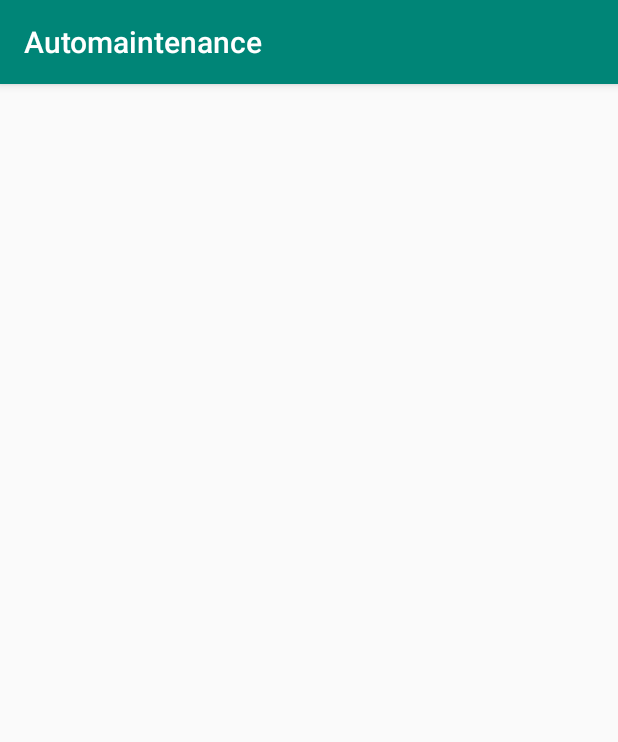
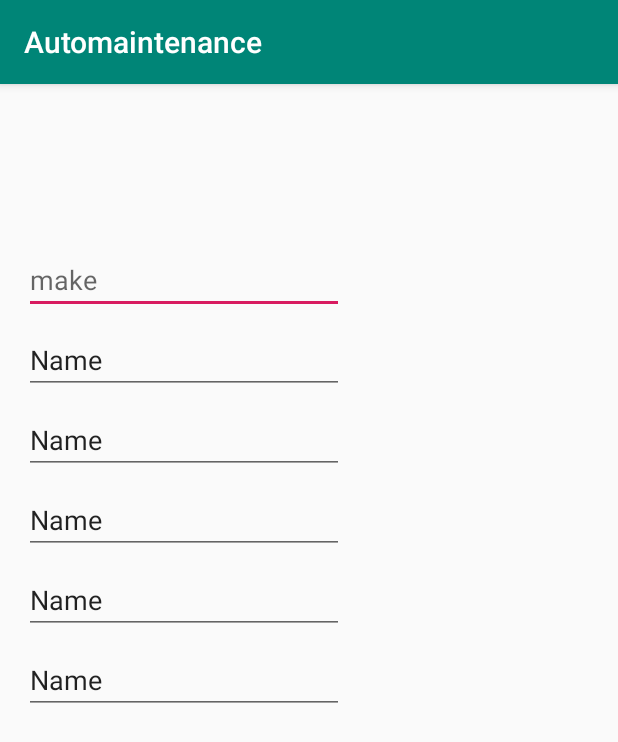
Before and after one commit to Blomquist-Ryan/Automaintenance, an Android app: the NewVehicle screen opened directly, with no data from a screen before it, on a phone screen of 412 x 824 dp. Shown: the top 742 px of the screen. Run offline under Robolectric (Android 15) with nearby library versions, the phone set to English and light mode, and no system bars.

Commit message:
added newvehicle activity to git

```diff
--- a/app/src/main/java/com/example/automaintenance/MainActivity.java
+++ b/app/src/main/java/com/example/automaintenance/MainActivity.java
@@ -29,7 +29,7 @@ public class MainActivity extends AppCompatActivity {
     }
 
     public void addToVehicleList(View view){
-        Intent intent = new Intent(this, AddVehicle.class);
+        Intent intent = new Intent(this, Vehicle.class);
         startActivity(intent);
 
         Gson gson = new Gson();
--- /dev/null
+++ b/app/src/main/res/layout/activity_new_vehicle.xml
@@ -0,0 +1,90 @@
+<?xml version="1.0" encoding="utf-8"?>
+<android.support.constraint.ConstraintLayout xmlns:android="http://schemas.android.com/apk/res/android"
+    xmlns:app="http://schemas.android.com/apk/res-auto"
+    xmlns:tools="http://schemas.android.com/tools"
+    android:layout_width="match_parent"
+    android:layout_height="match_parent"
+    tools:context=".NewVehicle">
+
+    <EditText
+        android:id="@+id/newMake"
+        android:layout_width="wrap_content"
+        android:layout_height="wrap_content"
+        android:layout_marginStart="8dp"
+        android:layout_marginLeft="8dp"
+        android:layout_marginTop="108dp"
+        android:layout_marginEnd="8dp"
+        android:layout_marginRight="8dp"
+        android:ems="10"
+        android:hint="make"
+        android:inputType="textPersonName"
+        app:layout_constraintEnd_toEndOf="parent"
+        app:layout_constraintHorizontal_bias="0.043"
+        app:layout_constraintStart_toStartOf="parent"
+        app:layout_constraintTop_toTopOf="parent" />
+
+    <EditText
+        android:id="@+id/newModel"
+        android:layout_width="wrap_content"
+        android:layout_height="wrap_content"
+        android:layout_marginStart="16dp"
+        android:layout_marginLeft="16dp"
+        android:layout_marginTop="8dp"
+        android:ems="10"
+        android:inputType="textPersonName"
+        android:text="Name"
+        app:layout_constraintStart_toStartOf="parent"
+        app:layout_constraintTop_toBottomOf="@+id/newMake" />
+
+    <EditText
+        android:id="@+id/newYear"
+        android:layout_width="wrap_content"
+        android:layout_height="wrap_content"
+        android:layout_marginStart="16dp"
+        android:layout_marginLeft="16dp"
+        android:layout_marginTop="8dp"
+        android:ems="10"
+        android:inputType="textPersonName"
+        android:text="Name"
+        app:layout_constraintStart_toStartOf="parent"
+        app:layout_constraintTop_toBottomOf="@+id/newModel" />
+
+    <EditText
+        android:id="@+id/newMiles"
+        android:layout_width="wrap_content"
+        android:layout_height="wrap_content"
+        android:layout_marginStart="16dp"
+        android:layout_marginLeft="16dp"
+        android:layout_marginTop="8dp"
+        android:ems="10"
+        android:inputType="textPersonName"
+        android:text="Name"
+        app:layout_constraintStart_toStartOf="parent"
+        app:layout_constraintTop_toBottomOf="@+id/newYear" />
+
+    <EditText
+        android:id="@+id/newLicense"
+        android:layout_width="wrap_content"
+        android:layout_height="wrap_content"
+        android:layout_marginStart="16dp"
+        android:layout_marginLeft="16dp"
+        android:layout_marginTop="8dp"
+        android:ems="10"
+        android:inputType="textPersonName"
+        android:text="Name"
+        app:layout_constraintStart_toStartOf="parent"
+        app:layout_constraintTop_toBottomOf="@+id/newMiles" />
+
+    <EditText
+        android:id="@+id/newVin"
+        android:layout_width="wrap_content"
+        android:layout_height="wrap_content"
+        android:layout_marginStart="16dp"
+        android:layout_marginLeft="16dp"
+        android:layout_marginTop="8dp"
+        android:ems="10"
+        android:inputType="textPersonName"
+        android:text="Name"
+        app:layout_constraintStart_toStartOf="parent"
+        app:layout_constraintTop_toBottomOf="@+id/newLicense" />
+</android.support.constraint.ConstraintLayout>
```
